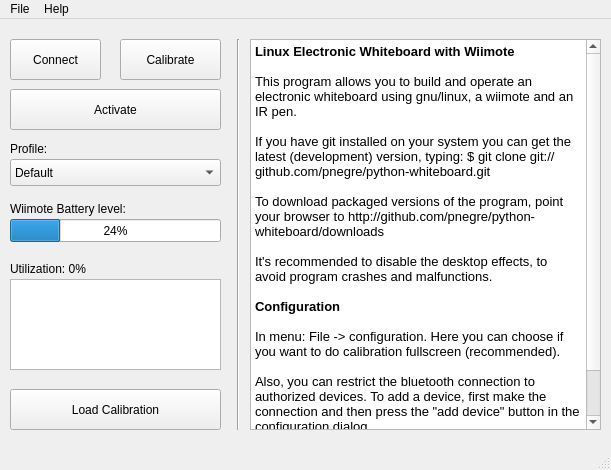
Above: stuff/mainwindow.ui from pnegre/python-whiteboard before the change. Below: the same form after it.
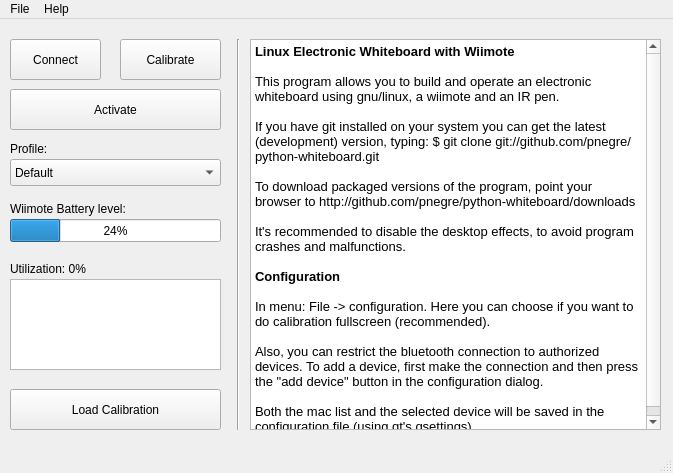
That is the form after the change.

Commit message: Enlarged help area

Diff of the .ui file:
```diff
--- a/stuff/mainwindow.ui
+++ b/stuff/mainwindow.ui
@@ -6,26 +6,26 @@
    <rect>
     <x>0</x>
     <y>0</y>
-    <width>611</width>
-    <height>470</height>
+    <width>673</width>
+    <height>473</height>
    </rect>
   </property>
   <property name="sizePolicy">
-   <sizepolicy hsizetype="Fixed" vsizetype="Fixed">
+   <sizepolicy hsizetype="Expanding" vsizetype="Expanding">
     <horstretch>0</horstretch>
     <verstretch>0</verstretch>
    </sizepolicy>
   </property>
   <property name="minimumSize">
    <size>
-    <width>611</width>
-    <height>470</height>
+    <width>673</width>
+    <height>0</height>
    </size>
   </property>
   <property name="maximumSize">
    <size>
-    <width>611</width>
-    <height>470</height>
+    <width>673</width>
+    <height>473</height>
    </size>
   </property>
   <property name="windowTitle">
@@ -174,7 +174,7 @@
      <rect>
       <x>250</x>
       <y>20</y>
-      <width>351</width>
+      <width>411</width>
       <height>391</height>
      </rect>
     </property>
@@ -237,7 +237,7 @@
     <rect>
      <x>0</x>
      <y>0</y>
-     <width>611</width>
+     <width>673</width>
      <height>25</height>
     </rect>
    </property>
```
